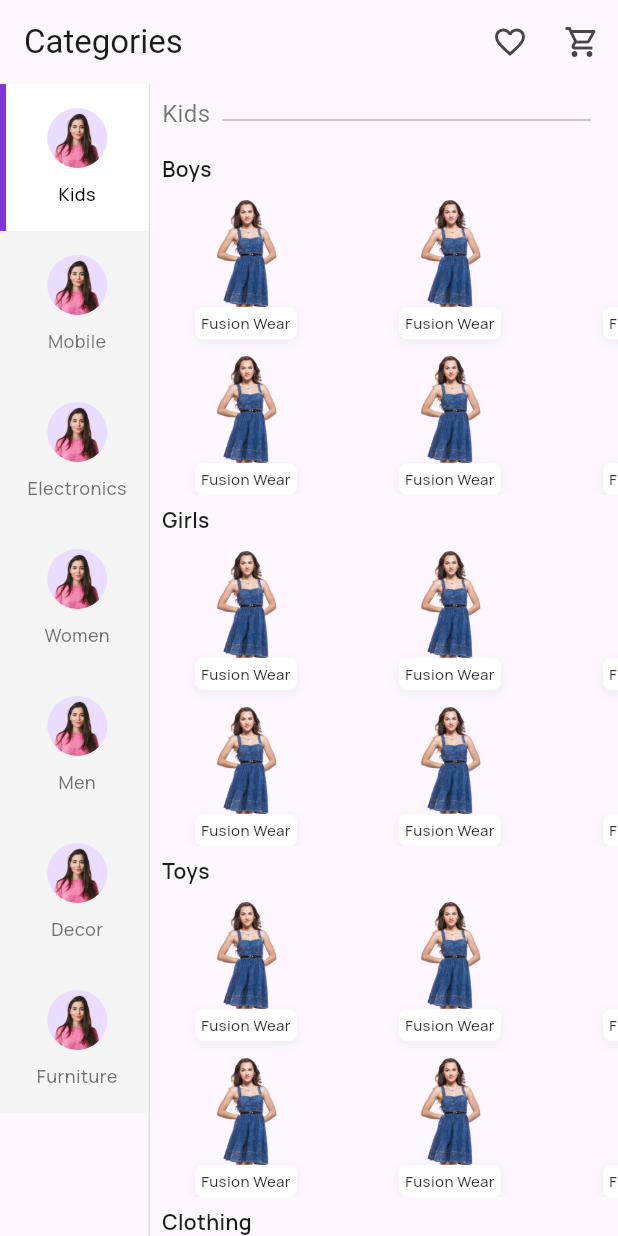
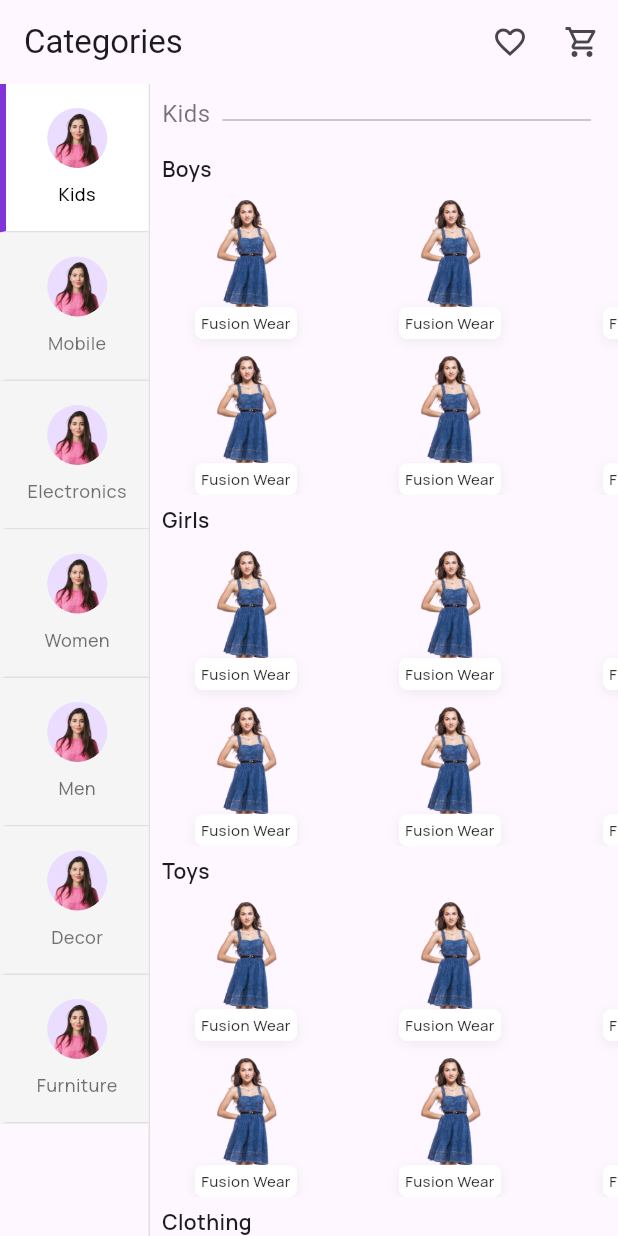
Before and after one commit to jnvshubham7/Category-Selector, a Flutter app: the screen it shows after launch, on a phone screen of 412 x 824 dp. Run offline on Flutter 3.47's test engine with Material 3 defaults, Android fonts, the phone set to English and light mode, and no system bars.

Commit message:
Refactor category selector to use a list of maps for categorized items and improve UI design

```diff
--- a/lib/main.dart
+++ b/lib/main.dart
@@ -86,6 +86,10 @@ class _CategorySelectorState extends State<CategorySelector> {
                 right: BorderSide(color: Colors.grey[300]!, width: 1),
               ),
             ),
+            child: ScrollConfiguration(
+              behavior: ScrollConfiguration.of(context).copyWith(
+                scrollbars: false,
+              ),
               child: ListView.builder(
                 itemCount: categorizedItems.length,
                 itemBuilder: (context, index) {
@@ -107,10 +111,20 @@ class _CategorySelectorState extends State<CategorySelector> {
                                     0xFF8034DA) // Customize border color for selection
                                 : Colors.transparent,
                             width: 4,
+
+
+                          ),
+
+                          bottom: BorderSide(
+                            color: Colors.grey[300]!,
+                            width: 1,
                           ),
                         ),
+
+
                       ),
-                    padding: EdgeInsets.symmetric(vertical: 16, horizontal: 8),
+                      padding:
+                          EdgeInsets.symmetric(vertical: 16, horizontal: 8),
                       child: Column(
                         children: [
                           CircleAvatar(
@@ -123,22 +137,24 @@ class _CategorySelectorState extends State<CategorySelector> {
                             style: TextStyle(
                               fontFamily:
                                   'Manrope', // Make sure to add the Manrope font in your pubspec.yaml
-                            fontSize: 12, // font-size: 12px;
-                            fontWeight: FontWeight.w500, // font-weight: 500;
-                            height: 18 /
-                                12, // line-height: 18px; (line-height in TextStyle is a multiplier)
+                              fontSize: 12,
+                              fontWeight: FontWeight.w500,
+                              height: 18 / 12, // line-height: 18px
                               color: index == _selectedCategoryIndex
                                   ? Colors.black
                                   : Colors.black54,
-                            // textAlign: TextAlign.center, // Optional, add if you need to center the text
                             ),
                             textAlign: TextAlign.center, // Centering the text
                           ),
+
+                          // Add a divider to separate each category
+
                         ],
                       ),
                     ),
                   );
                 },
+              ),
             ),
           ),
 
```
Lines whose indentation alone changed are shown as unchanged.
